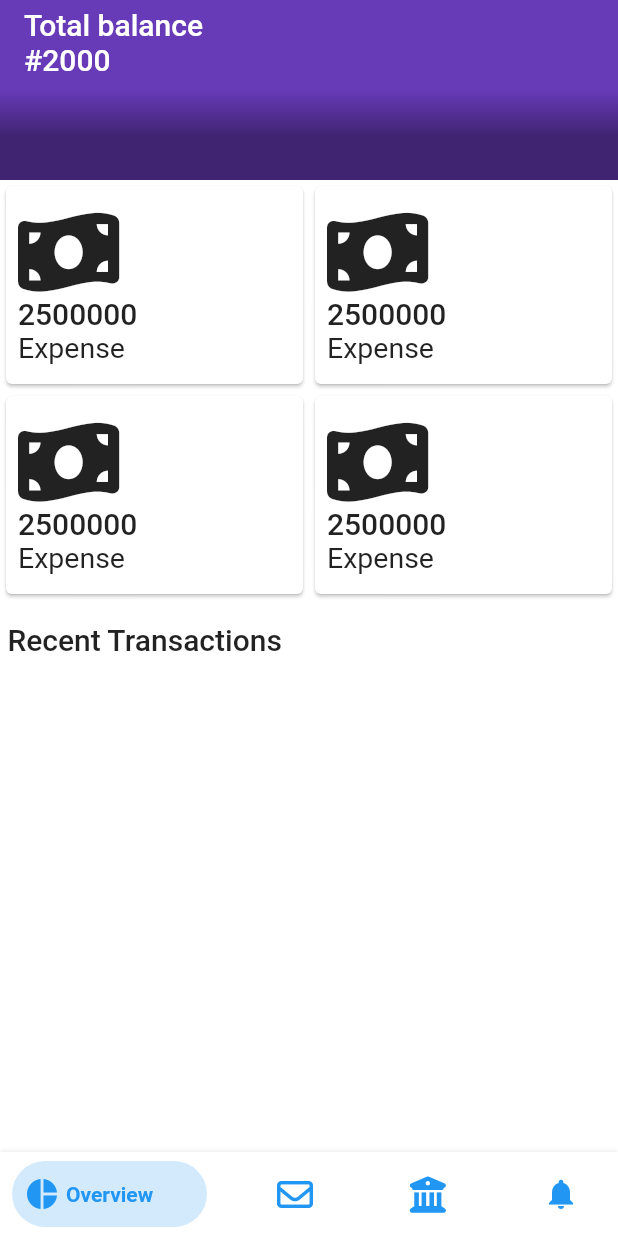
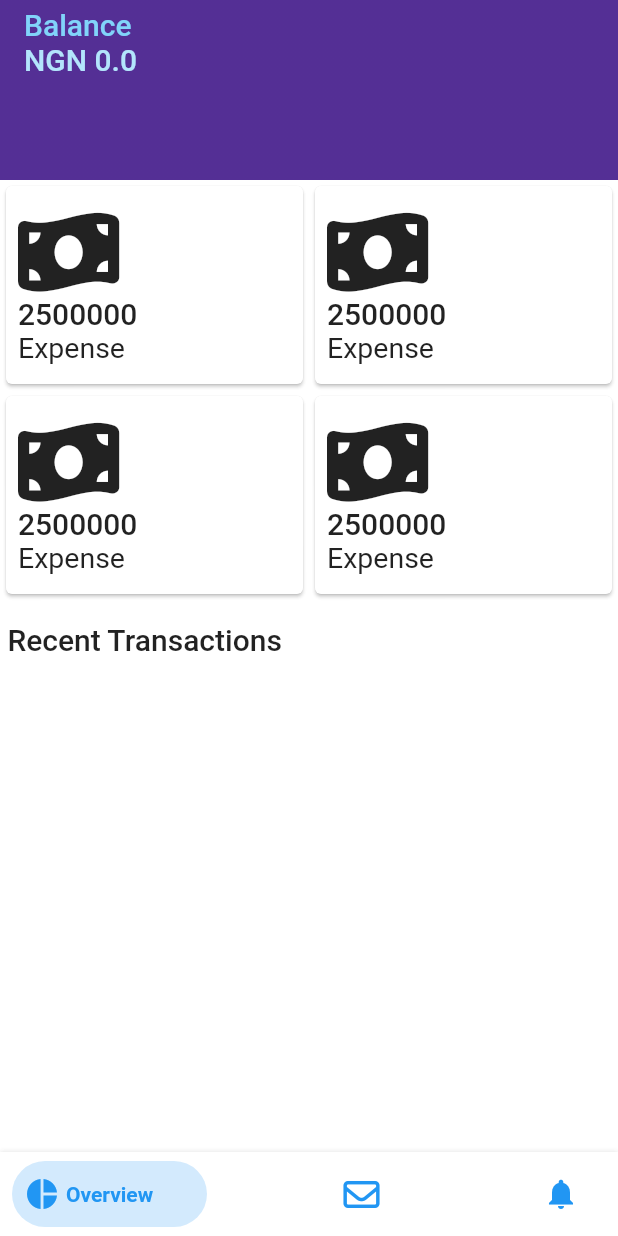
Before and after one commit to ANTONINEUTRON/envelope_budget_app, a Flutter app: the screen it shows after launch, on a phone screen of 412 x 824 dp. Run offline on Flutter 3.47's test engine with Material 2 defaults, Android fonts, the phone set to English and light mode, and no system bars; drawn by our look-alikes of bottom_navy_bar; our stand-ins replace equatable, flutter_bloc, font_awesome_flutter, google_fonts, pie_chart, shared_preferences.

Commit message:
everything is quite stable and good at this point

```diff
--- /dev/null
+++ b/lib/features/home/ui/bloc/balance_bloc.dart
@@ -0,0 +1,20 @@
+
+import 'package:flutter_bloc/flutter_bloc.dart';
+
+import '../../../income/data/repository/balance_repository.dart';
+
+class BalanceBloc extends Cubit<double>{
+  BalanceBloc()
+      :super(0.0);
+
+  BalanceRepository balRepo = BalanceRepository();
+
+  Future<void> emitBalance() async{
+    emit(await balRepo.getBalance());
+  }
+
+  Future<void> addToBalance(double newAmount) async {
+    balRepo.addBalance(newAmount + state);
+    emitBalance();
+  }
+}
--- a/lib/features/home/ui/page/home_page.dart
+++ b/lib/features/home/ui/page/home_page.dart
@@ -30,7 +30,7 @@ class _HomePageState extends State<HomePage> {
           children: const <Widget>[
             ReportPage(),
             BudgetsPage(),
-            IncomePage(),
+            // IncomePage(),
             NotificationPage()
           ],
         ),
@@ -50,16 +50,16 @@ class _HomePageState extends State<HomePage> {
     return [
         BottomNavyBarItem(
           icon: const Icon(Icons.pie_chart),
-          title: const Text("Overview")
+          title: const Text("Overview"),
         ),
         BottomNavyBarItem(
             icon: const FaIcon(FontAwesomeIcons.envelope),
             title: const Text("Budgets")
         ),
-        BottomNavyBarItem(
-          icon: const FaIcon(FontAwesomeIcons.buildingColumns),
-          title: const Text("Incomes")
-        ),
+        // BottomNavyBarItem(
+        //   icon: const FaIcon(FontAwesomeIcons.buildingColumns),
+        //   title: const Text("Incomes")
+        // ),
         BottomNavyBarItem(
           icon: const Icon(Icons.notifications),
           title: const Text("Notifications")
--- /dev/null
+++ b/lib/features/income/data/model/card.dart
@@ -0,0 +1,29 @@
+
+import 'package:json_annotation/json_annotation.dart';
+import 'package:equatable/equatable.dart';
+
+part 'card.g.dart';
+
+@JsonSerializable()
+class CCard extends Equatable{
+  const CCard({
+    required this.name,
+    required this.number,
+    required this.provider,
+    required this.cvv,
+    required this.expiryDate
+  });
+
+  final String name;
+  final String number;
+  final String provider;
+  final String cvv;
+  final String expiryDate;
+
+  @override
+  List<Object?> get props => [provider, number, cvv];
+
+  factory CCard.fromJson(Map<String, dynamic> json) => _$CCardFromJson(json);
+
+  Map<String, dynamic> toJson() => _$CCardToJson(this);
+}
--- /dev/null
+++ b/lib/features/income/data/repository/balance_repository.dart
@@ -0,0 +1,18 @@
+
+import 'dart:convert';
+
+import 'package:shared_preferences/shared_preferences.dart';
+
+class BalanceRepository{
+  final _BalanceStoreKEY = "CARD_STORE";
+
+  Future<void> addBalance(double newAmount) async{
+    var sharedPref = await SharedPreferences.getInstance();
+    sharedPref.setDouble(_BalanceStoreKEY, newAmount);
+  }
+
+  Future<double> getBalance() async{
+    var sp = await SharedPreferences.getInstance();
+    return sp.getDouble(_BalanceStoreKEY) ?? 0.0;
+  }
+}
--- /dev/null
+++ b/lib/features/income/data/repository/card_repository.dart
@@ -0,0 +1,20 @@
+
+import 'dart:convert';
+
+import 'package:shared_preferences/shared_preferences.dart';
+
+import '../model/card.dart';
+
+class CardRepository{
+  final _CardSttoreKEY = "CARD_STORE";
+
+  Future<void> saveCard(CCard card) async{
+    var sharedPref = await SharedPreferences.getInstance();
+    sharedPref.setString(_CardSttoreKEY, jsonEncode(card.toJson()));
+  }
+
+  Future<CCard> getCard() async{
+    var sp = await SharedPreferences.getInstance();
+    return CCard.fromJson(jsonDecode(sp.getString(_CardSttoreKEY) ?? ""));
+  }
+}
--- a/lib/features/income/data/repository/income_repository.dart
+++ b/lib/features/income/data/repository/income_repository.dart
@@ -29,6 +29,7 @@ class IncomeRepository {
     var incomes = await getAllIncomes();
     //add income
     incomes.add(income);
+
     //encode to json
     var pref = await SharedPreferences.getInstance();
     //save to sharedpref
--- a/lib/features/reports/ui/page/report_page.dart
+++ b/lib/features/reports/ui/page/report_page.dart
@@ -1,12 +1,15 @@
 import 'package:envelope_budget_app/features/budgets/data/model/expense.dart';
 import 'package:envelope_budget_app/features/budgets/ui/bloc/budget_bloc.dart';
 import 'package:envelope_budget_app/features/budgets/ui/widgets/expense_ui.dart';
+import 'package:envelope_budget_app/features/home/ui/bloc/balance_bloc.dart';
 import 'package:envelope_budget_app/features/income/ui/widgets/side_scrollable_incomes.dart';
 import 'package:envelope_budget_app/features/reports/ui/widgets/grid_summary_ui.dart';
 import 'package:flutter/material.dart';
 import 'package:flutter_bloc/flutter_bloc.dart';
 import 'package:font_awesome_flutter/font_awesome_flutter.dart';
 import 'package:google_fonts/google_fonts.dart';
+
+import '../../../income/ui/widgets/add_income.dart';
 
 
 class ReportPage extends StatefulWidget {
@@ -17,8 +20,11 @@ class ReportPage extends StatefulWidget {
 }
 
 class _ReportPageState extends State<ReportPage> {
+  double _balance = 0.0;
+
   @override
   Widget build(BuildContext context) {
+    _balance = context.watch<BalanceBloc>().state;
 
     return FutureBuilder(
       future: context.watch<BudgetBloc>().getAllExpenses(),
@@ -39,8 +45,18 @@ class _ReportPageState extends State<ReportPage> {
               title: Column(
                 crossAxisAlignment: CrossAxisAlignment.start,
                 children: [
-                  Text("Total balance"),
-                  Text("#2000")
+                  Text(
+                    "Balance",
+                    style: GoogleFonts.averageSans(
+                        textStyle: Theme.of(context).textTheme.headline6?.copyWith(color: Colors.lightBlue.shade200)
+                    ),
+                  ),
+                  Text(
+                    "NGN $_balance",
+                    style: GoogleFonts.alumniSans(
+                        textStyle: Theme.of(context).textTheme.headline6?.copyWith(color: Colors.lightBlue.shade100)
+                    ),
+                  )
                 ],
               ),
               expandedHeight: 120,
@@ -57,7 +73,33 @@ class _ReportPageState extends State<ReportPage> {
                     Container(
                         padding: EdgeInsets.fromLTRB(5, 100, 5, 20),
                         height: 100,
-                        child: SideScrollableIncomes()
+                        child: Row(
+                          mainAxisAlignment: MainAxisAlignment.spaceEvenly,
+                          children: [
+                            // MaterialButton(
+                            //     onPressed: (){},
+                            //   child: Text("withdraw"),
+                            //   color: Colors.white70,
+                            // ),
+                            ElevatedButton(
+                                onPressed: (){
+                                  showModalBottomSheet(
+                                    context: context,
+                                    builder: (context){
+                                      return AddIncome();
+                                    }
+                                  );
+                              },
+                              child: Text("fund wallet"),
+                              style: ElevatedButton.styleFrom(
+                                  backgroundColor: Colors.lightBlue.shade100,
+                                  foregroundColor: Colors.blue.shade900,
+                                  shape: StadiumBorder()
+                              )
+                            )
+                          ]
+                        )
+                        //child: SideScrollableIncomes()
                     ),
                     DecoratedBox(
                       decoration: BoxDecoration(
@@ -65,8 +107,9 @@ class _ReportPageState extends State<ReportPage> {
                           begin: Alignment(0.0, 0.5),
                           end: Alignment.center,
                           colors: <Color>[
-                            Color(0x60000000),
-                            Color(0x00000000),
+                            // Color(0x60000000),
+                            Color(0x30000000),
+                            Color(0x30000000),
                           ],
                         ),
                       ),
--- a/lib/main.dart
+++ b/lib/main.dart
@@ -1,9 +1,12 @@
+import 'package:envelope_budget_app/features/home/ui/bloc/balance_bloc.dart';
 import 'package:envelope_budget_app/features/income/ui/bloc/income_bloc.dart';
 import 'package:flutter/material.dart';
 import 'package:flutter_bloc/flutter_bloc.dart';
 import 'features/budgets/data/repositories/budget_repository.dart';
 import 'features/budgets/ui/bloc/budget_bloc.dart';
 import 'features/home/ui/page/home_page.dart';
+import 'features/income/data/repository/balance_repository.dart';
+import 'features/income/data/repository/card_repository.dart';
 
 void main() {
   runApp(const MyApp());
@@ -20,6 +23,12 @@ class MyApp extends StatelessWidget {
         RepositoryProvider(
           create: (context) => BudgetRepository(),
         ),
+        RepositoryProvider(
+          create: (context) => CardRepository(),
+        ),
+        RepositoryProvider(
+          create: (context) => BalanceRepository(),
+        ),
       ],
       child: MultiBlocProvider(
         providers: [
@@ -30,6 +39,9 @@ class MyApp extends StatelessWidget {
           ),
           BlocProvider(
             create: (context)=> IncomeBloc(),
+          ),
+          BlocProvider(
+            create: (context)=> BalanceBloc(),
           )
         ],
         child: MaterialApp(
```
Also changed, not shown: lib/features/income/ui/bloc/card_bloc.dart (added, +9 -0 lines), lib/features/income/ui/widgets/add_income.dart (+33 -4 lines), lib/features/income/ui/widgets/billing_details.dart (added, +122 -0 lines), lib/features/income/data/model/card.g.dart (added).
